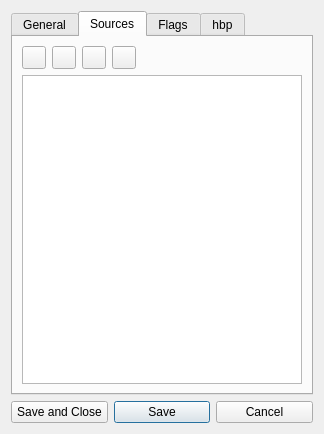
Old version of the form harbour/contrib/hbide/projectpropertiesex.ui in the repository harbour/core.
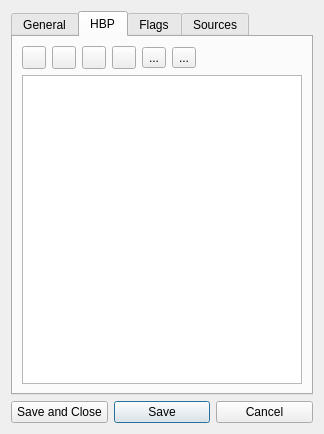
New version of the form. The open tabs and pages were chosen to show the change.

Commit message: 2010-10-22 01:01 UTC-0800 Pritpal Bedi (bedipritpal@hotmail.com)   * contrib/hbide/projectpropertiesex.ui     % Rearranged: tab names in accordance with new Project Management.

Diff of the .ui file:
```diff
--- a/harbour/contrib/hbide/projectpropertiesex.ui
+++ b/harbour/contrib/hbide/projectpropertiesex.ui
@@ -278,7 +278,7 @@
      </widget>
      <widget class="QWidget" name="tabFiles">
       <attribute name="title">
-       <string>Sources</string>
+       <string>HBP</string>
       </attribute>
       <layout class="QGridLayout" name="gridLayout_2">
        <item row="1" column="1" colspan="11">
@@ -344,6 +344,20 @@
          </property>
         </widget>
        </item>
+       <item row="0" column="5">
+        <widget class="QToolButton" name="buttonUp">
+         <property name="text">
+          <string>...</string>
+         </property>
+        </widget>
+       </item>
+       <item row="0" column="6">
+        <widget class="QToolButton" name="buttonDown">
+         <property name="text">
+          <string>...</string>
+         </property>
+        </widget>
+       </item>
       </layout>
      </widget>
      <widget class="QWidget" name="tabFlags">
@@ -377,7 +391,7 @@
      </widget>
      <widget class="QWidget" name="tabHbp">
       <attribute name="title">
-       <string>hbp</string>
+       <string>Sources</string>
       </attribute>
       <layout class="QGridLayout" name="gridLayout_4">
        <item row="0" column="0">
```
Left out of the diff: 3 changed lines with no effect on the pictures. The commit also changes 5 other files.
